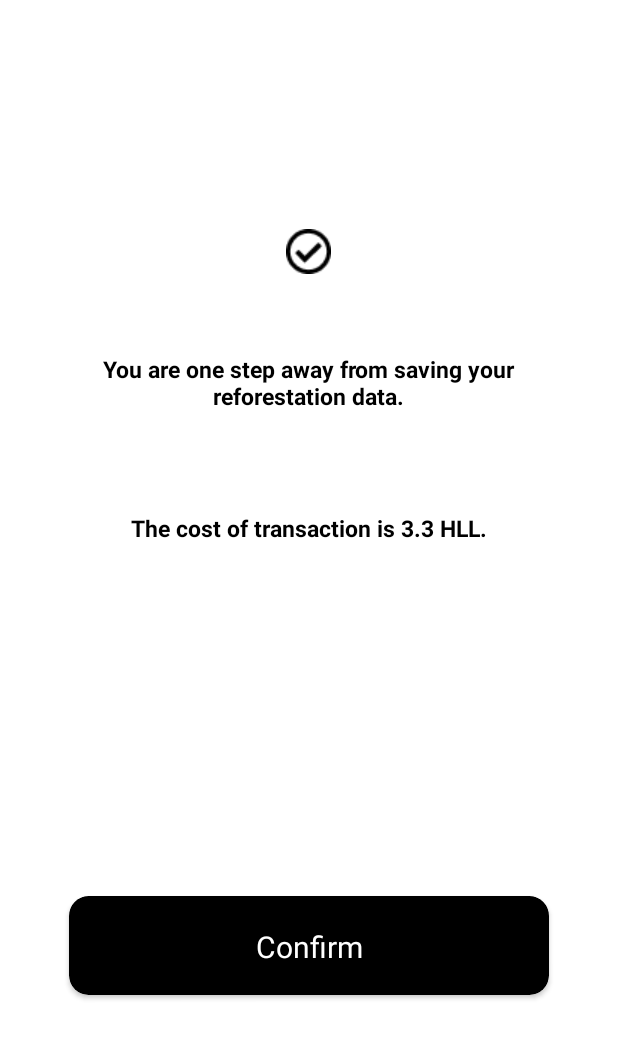
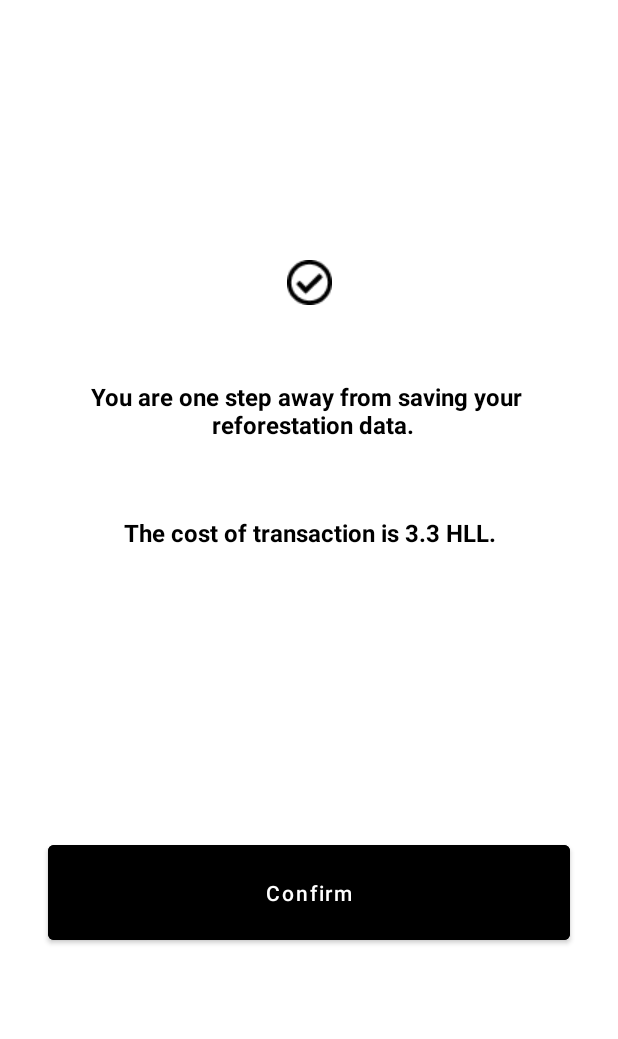
Before and after one commit to Huellay/Huellay_Mobile_Apps, an Android app: the screen it shows after launch (MainActivity), on a phone screen of 412 x 824 dp. Shown: the top 1039 px of the screen. Run offline under Robolectric (Android 15) with nearby library versions, the phone set to English and light mode, and no system bars.

Commit message:
Changing redundant relative layout and code

```diff
--- a/app/src/main/java/com/example/huellay/LoginActivity.kt
+++ b/app/src/main/java/com/example/huellay/LoginActivity.kt
@@ -2,6 +2,7 @@ package com.example.huellay
 
 import android.content.Intent
 import android.os.Bundle
+import android.widget.Button
 import androidx.appcompat.app.AppCompatActivity
 import androidx.cardview.widget.CardView
 
--- a/app/src/main/java/com/example/huellay/MainActivity.kt
+++ b/app/src/main/java/com/example/huellay/MainActivity.kt
@@ -3,17 +3,17 @@ package com.example.huellay
 import android.content.Intent
 import android.os.Bundle
 import android.view.View
+import android.widget.Button
 import android.widget.Toast
 import androidx.appcompat.app.AppCompatActivity
-import androidx.cardview.widget.CardView
 
 class MainActivity : AppCompatActivity() {
-    var cardView: CardView? = null
+    private lateinit var confirmButton: Button
     override fun onCreate(savedInstanceState: Bundle?) {
         super.onCreate(savedInstanceState)
         setContentView(R.layout.activity_main)
-        cardView = findViewById(R.id.card_confirm)
-        cardView!!.setOnClickListener(View.OnClickListener {
+        confirmButton = findViewById(R.id.card_confirm)
+        confirmButton.setOnClickListener(View.OnClickListener {
             Toast.makeText(this, "Action Confirmed", Toast.LENGTH_LONG).show()
             Toast.makeText(
                 this,
--- a/app/src/main/res/layout/activity_main.xml
+++ b/app/src/main/res/layout/activity_main.xml
@@ -1,82 +1,72 @@
 <?xml version="1.0" encoding="utf-8"?>
-<RelativeLayout xmlns:android="http://schemas.android.com/apk/res/android"
+<androidx.constraintlayout.widget.ConstraintLayout xmlns:android="http://schemas.android.com/apk/res/android"
     xmlns:app="http://schemas.android.com/apk/res-auto"
-    xmlns:tools="http://schemas.android.com/tools"
     android:layout_width="match_parent"
-    android:background="@color/white"
-    android:layout_height="match_parent"
-    tools:context=".MainActivity">
-<LinearLayout
-    android:layout_width="match_parent"
-    android:orientation="vertical"
-    android:layout_height="match_parent"
-    android:background="@color/white">
+    android:layout_height="match_parent">
 
     <ImageView
-        android:layout_width="30dp"
-        android:layout_height="35dp"
+        android:id="@+id/ivCorrect"
+        android:layout_width="wrap_content"
+        android:layout_height="wrap_content"
         android:layout_gravity="center_horizontal"
-        android:layout_marginTop="150dp"
-        android:src="@drawable/img">
-
-    </ImageView>
+        android:layout_marginTop="50dp"
+        android:src="@drawable/img"
+        app:layout_constraintEnd_toEndOf="parent"
+        app:layout_constraintStart_toStartOf="parent"
+        app:layout_constraintTop_toBottomOf="@+id/guideline1" />
 
     <TextView
-        android:layout_width="302dp"
-        android:layout_height="56dp"
+        android:id="@+id/textView"
+        android:layout_width="wrap_content"
+        android:layout_height="wrap_content"
         android:layout_gravity="center_horizontal"
         android:layout_marginTop="50dp"
-        android:text="You are one step away from saving your reforestation data."
+        android:text="You are one step away from saving your \n reforestation data."
         android:textAlignment="center"
         android:textColor="@color/black"
-        android:textSize="15sp"
-        android:textStyle="bold">
-
-    </TextView>
+        android:textSize="16sp"
+        android:textStyle="bold"
+        app:layout_constraintEnd_toEndOf="parent"
+        app:layout_constraintStart_toStartOf="parent"
+        app:layout_constraintTop_toBottomOf="@+id/ivCorrect" />
 
     <TextView
-        android:layout_width="302dp"
-        android:layout_height="56dp"
+        android:id="@+id/tvCost"
+        android:layout_width="wrap_content"
+        android:layout_height="wrap_content"
         android:layout_gravity="center_horizontal"
         android:layout_marginTop="50dp"
         android:text="The cost of transaction is 3.3 HLL."
         android:textAlignment="center"
         android:textColor="@color/black"
-        android:textSize="15sp"
-        android:textStyle="bold">
+        android:textSize="16sp"
+        android:textStyle="bold"
+        app:layout_constraintEnd_toEndOf="parent"
+        app:layout_constraintStart_toStartOf="parent"
+        app:layout_constraintTop_toBottomOf="@id/textView" />
 
-    </TextView>
-    <androidx.cardview.widget.CardView
-        android:layout_width="320dp"
+    <Button
         android:id="@+id/card_confirm"
+        android:layout_width="match_parent"
+        android:layout_height="wrap_content"
         android:layout_gravity="center_horizontal"
-        android:layout_marginTop="200dp"
-        app:cardCornerRadius="13dp"
-        app:cardBackgroundColor="@color/black"
+        android:layout_marginStart="32dp"
+        android:layout_marginEnd="32dp"
+        android:backgroundTint="@color/black"
+        android:padding="22dp"
+        android:text="@string/confirm"
+        android:textAllCaps="false"
+        app:layout_constraintBottom_toBottomOf="parent"
+        app:layout_constraintEnd_toEndOf="parent"
+        app:layout_constraintStart_toStartOf="parent"
+        app:layout_constraintTop_toBottomOf="@+id/tvCost" />
 
-        android:layout_height="66dp">
-        <LinearLayout
-            android:layout_width="match_parent"
-            android:layout_height="match_parent"
-            android:orientation="vertical">
-            <TextView
-                android:layout_width="145dp"
-                android:layout_gravity="center_horizontal"
-                android:text="Confirm"
-                android:textColor="@color/white"
-                android:textSize="20sp"
-                android:textAlignment="center"
-                android:layout_marginTop="20dp"
-
-                android:layout_height="wrap_content">
-
-            </TextView>
-        </LinearLayout>
+    <androidx.constraintlayout.widget.Guideline
+        android:id="@+id/guideline1"
+        android:layout_width="wrap_content"
+        android:layout_height="wrap_content"
+        android:orientation="horizontal"
+        app:layout_constraintGuide_percent="0.15" />
 
 
-    </androidx.cardview.widget.CardView>
-
-</LinearLayout>
-
-
-</RelativeLayout>
+</androidx.constraintlayout.widget.ConstraintLayout>
--- a/app/src/main/res/layout/activity_new_creator.xml
+++ b/app/src/main/res/layout/activity_new_creator.xml
@@ -5,7 +5,7 @@
     android:layout_width="match_parent"
     android:layout_height="match_parent"
     android:background="@color/white"
-    tools:context=".new_creator">
+    tools:context=".NewCreatorActivity">
 
     <LinearLayout
         android:layout_width="match_parent"
--- a/app/src/main/res/layout/activity_notification_screen.xml
+++ b/app/src/main/res/layout/activity_notification_screen.xml
@@ -5,7 +5,7 @@
     android:layout_width="match_parent"
     android:background="@color/white"
     android:layout_height="match_parent"
-    tools:context=".notification_screen">
+    tools:context=".NotificationActivity">
 
     <ImageView
         android:layout_width="24.83dp"
@@ -26,13 +26,13 @@
 
 
     <com.google.android.material.bottomnavigation.BottomNavigationView
+        android:id="@+id/bootnav"
         android:layout_width="match_parent"
         android:layout_height="wrap_content"
-        android:id="@+id/bootnav"
+        android:layout_alignParentBottom="true"
         app:itemBackground="@color/white"
         app:itemIconTint="@color/black"
         app:itemTextColor="@color/black"
-        android:layout_alignParentBottom="true"
         app:menu="@menu/bottom_nav_menu"
 
 
--- a/app/src/main/res/values/strings.xml
+++ b/app/src/main/res/values/strings.xml
@@ -6,4 +6,7 @@
     <string name="title_notifications">Notifications</string>
     <!-- TODO: Remove or change this placeholder text -->
     <string name="hello_blank_fragment">Hello blank fragment</string>
+    <string name="confirm">Confirm</string>
+    <string name="build_culture_today_impact_forever">Build culture today, impact forever</string>
+    <string name="login_with_your_wallet">Login with your wallet</string>
 </resources>
```
Also changed, not shown: app/src/main/res/layout/activity_login_screen.xml (+42 -62 lines).
